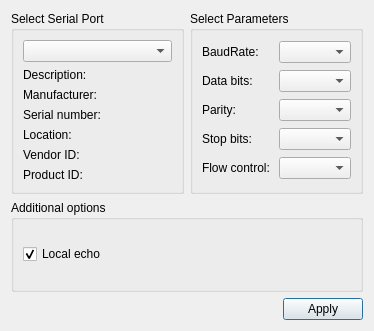
Above: settingsdialog.ui from RunoVj/Terminal before the change. Below: the same form after it.
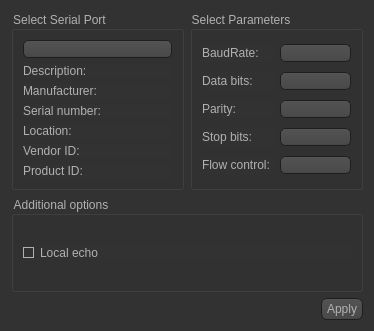
That is the form after the change. Icons and pictures are not drawn.

Patch:
```diff
--- a/settingsdialog.ui
+++ b/settingsdialog.ui
@@ -13,6 +13,473 @@
   <property name="windowTitle">
    <string>Settings</string>
   </property>
+  <property name="styleSheet">
+   <string notr="true">QToolTip
+{
+     border: 1px solid black;
+     background-color: #ffa02f;
+     padding: 1px;
+     border-radius: 3px;
+     opacity: 100;
+}
+
+QWidget
+{
+    color: #b1b1b1;
+    background-color: #323232;
+}
+
+QWidget:item:hover
+{
+    background-color: QLinearGradient( x1: 0, y1: 0, x2: 0, y2: 1, stop: 0 #ffa02f, stop: 1 #ca0619);
+    color: #000000;
+}
+
+QWidget:item:selected
+{
+    background-color: QLinearGradient( x1: 0, y1: 0, x2: 0, y2: 1, stop: 0 #ffa02f, stop: 1 #d7801a);
+}
+
+QMenuBar::item
+{
+    background: transparent;
+}
+
+QMenuBar::item:selected
+{
+    background: transparent;
+    border: 1px solid #ffaa00;
+}
+
+QMenuBar::item:pressed
+{
+    background: #444;
+    border: 1px solid #000;
+    background-color: QLinearGradient(
+        x1:0, y1:0,
+        x2:0, y2:1,
+        stop:1 #212121,
+        stop:0.4 #343434/*,
+        stop:0.2 #343434,
+        stop:0.1 #ffaa00*/
+    );
+    margin-bottom:-1px;
+    padding-bottom:1px;
+}
+
+QMenu
+{
+    border: 1px solid #000;
+}
+
+QMenu::item
+{
+    padding: 2px 20px 2px 20px;
+}
+
+QMenu::item:selected
+{
+    color: #000000;
+}
+
+QWidget:disabled
+{
+    color: #404040;
+    background-color: #323232;
+}
+
+QAbstractItemView
+{
+    background-color: QLinearGradient( x1: 0, y1: 0, x2: 0, y2: 1, stop: 0 #4d4d4d, stop: 0.1 #646464, stop: 1 #5d5d5d);
+}
+
+QWidget:focus
+{
+    /*border: 2px solid QLinearGradient( x1: 0, y1: 0, x2: 0, y2: 1, stop: 0 #ffa02f, stop: 1 #d7801a);*/
+}
+
+QLineEdit
+{
+    background-color: QLinearGradient( x1: 0, y1: 0, x2: 0, y2: 1, stop: 0 #4d4d4d, stop: 0 #646464, stop: 1 #5d5d5d);
+    padding: 1px;
+    border-style: solid;
+    border: 1px solid #1e1e1e;
+    border-radius: 5;
+}
+
+QPushButton
+{
+    color: #b1b1b1;
+    background-color: QLinearGradient( x1: 0, y1: 0, x2: 0, y2: 1, stop: 0 #565656, stop: 0.1 #525252, stop: 0.5 #4e4e4e, stop: 0.9 #4a4a4a, stop: 1 #464646);
+    border-width: 1px;
+    border-color: #1e1e1e;
+    border-style: solid;
+    border-radius: 6;
+    padding: 3px;
+    font-size: 12px;
+    padding-left: 5px;
+    padding-right: 5px;
+}
+
+QPushButton:pressed
+{
+    background-color: QLinearGradient( x1: 0, y1: 0, x2: 0, y2: 1, stop: 0 #2d2d2d, stop: 0.1 #2b2b2b, stop: 0.5 #292929, stop: 0.9 #282828, stop: 1 #252525);
+}
+
+QComboBox
+{
+    selection-background-color: #ffaa00;
+    background-color: QLinearGradient( x1: 0, y1: 0, x2: 0, y2: 1, stop: 0 #565656, stop: 0.1 #525252, stop: 0.5 #4e4e4e, stop: 0.9 #4a4a4a, stop: 1 #464646);
+    border-style: solid;
+    border: 1px solid #1e1e1e;
+    border-radius: 5;
+}
+
+QComboBox:hover,QPushButton:hover
+{
+    border: 2px solid QLinearGradient( x1: 0, y1: 0, x2: 0, y2: 1, stop: 0 #ffa02f, stop: 1 #d7801a);
+}
+
+
+QComboBox:on
+{
+    padding-top: 3px;
+    padding-left: 4px;
+    background-color: QLinearGradient( x1: 0, y1: 0, x2: 0, y2: 1, stop: 0 #2d2d2d, stop: 0.1 #2b2b2b, stop: 0.5 #292929, stop: 0.9 #282828, stop: 1 #252525);
+    selection-background-color: #ffaa00;
+}
+
+QComboBox QAbstractItemView
+{
+    border: 2px solid darkgray;
+    selection-background-color: QLinearGradient( x1: 0, y1: 0, x2: 0, y2: 1, stop: 0 #ffa02f, stop: 1 #d7801a);
+}
+
+QComboBox::drop-down
+{
+     subcontrol-origin: padding;
+     subcontrol-position: top right;
+     width: 15px;
+
+     border-left-width: 0px;
+     border-left-color: darkgray;
+     border-left-style: solid; /* just a single line */
+     border-top-right-radius: 3px; /* same radius as the QComboBox */
+     border-bottom-right-radius: 3px;
+ }
+
+QComboBox::down-arrow
+{
+     image: url(:/down_arrow.png);
+}
+
+QGroupBox:focus
+{
+border: 2px solid QLinearGradient( x1: 0, y1: 0, x2: 0, y2: 1, stop: 0 #ffa02f, stop: 1 #d7801a);
+}
+
+QTextEdit:focus
+{
+    border: 2px solid QLinearGradient( x1: 0, y1: 0, x2: 0, y2: 1, stop: 0 #ffa02f, stop: 1 #d7801a);
+}
+
+QScrollBar:horizontal {
+     border: 1px solid #222222;
+     background: QLinearGradient( x1: 0, y1: 0, x2: 0, y2: 1, stop: 0.0 #121212, stop: 0.2 #282828, stop: 1 #484848);
+     height: 7px;
+     margin: 0px 16px 0 16px;
+}
+
+QScrollBar::handle:horizontal
+{
+      background: QLinearGradient( x1: 0, y1: 0, x2: 1, y2: 0, stop: 0 #ffa02f, stop: 0.5 #d7801a, stop: 1 #ffa02f);
+      min-height: 20px;
+      border-radius: 2px;
+}
+
+QScrollBar::add-line:horizontal {
+      border: 1px solid #1b1b19;
+      border-radius: 2px;
+      background: QLinearGradient( x1: 0, y1: 0, x2: 1, y2: 0, stop: 0 #ffa02f, stop: 1 #d7801a);
+      width: 14px;
+      subcontrol-position: right;
+      subcontrol-origin: margin;
+}
+
+QScrollBar::sub-line:horizontal {
+      border: 1px solid #1b1b19;
+      border-radius: 2px;
+      background: QLinearGradient( x1: 0, y1: 0, x2: 1, y2: 0, stop: 0 #ffa02f, stop: 1 #d7801a);
+      width: 14px;
+     subcontrol-position: left;
+     subcontrol-origin: margin;
+}
+
+QScrollBar::right-arrow:horizontal, QScrollBar::left-arrow:horizontal
+{
+      border: 1px solid black;
+      width: 1px;
+      height: 1px;
+      background: white;
+}
+
+QScrollBar::add-page:horizontal, QScrollBar::sub-page:horizontal
+{
+      background: none;
+}
+
+QScrollBar:vertical
+{
+      background: QLinearGradient( x1: 0, y1: 0, x2: 1, y2: 0, stop: 0.0 #121212, stop: 0.2 #282828, stop: 1 #484848);
+      width: 7px;
+      margin: 16px 0 16px 0;
+      border: 1px solid #222222;
+}
+
+QScrollBar::handle:vertical
+{
+      background: QLinearGradient( x1: 0, y1: 0, x2: 0, y2: 1, stop: 0 #ffa02f, stop: 0.5 #d7801a, stop: 1 #ffa02f);
+      min-height: 20px;
+      border-radius: 2px;
+}
+
+QScrollBar::add-line:vertical
+{
+      border: 1px solid #1b1b19;
+      border-radius: 2px;
+      background: QLinearGradient( x1: 0, y1: 0, x2: 0, y2: 1, stop: 0 #ffa02f, stop: 1 #d7801a);
+      height: 14px;
+      subcontrol-position: bottom;
+      subcontrol-origin: margin;
+}
+
+QScrollBar::sub-line:vertical
+{
+      border: 1px solid #1b1b19;
+      border-radius: 2px;
+      background: QLinearGradient( x1: 0, y1: 0, x2: 0, y2: 1, stop: 0 #d7801a, stop: 1 #ffa02f);
+      height: 14px;
+      subcontrol-position: top;
+      subcontrol-origin: margin;
+}
+
+QScrollBar::up-arrow:vertical, QScrollBar::down-arrow:vertical
+{
+      border: 1px solid black;
+      width: 1px;
+      height: 1px;
+      background: white;
+}
+
+
+QScrollBar::add-page:vertical, QScrollBar::sub-page:vertical
+{
+      background: none;
+}
+
+QTextEdit
+{
+    background-color: #242424;
+}
+
+QPlainTextEdit
+{
+    background-color: #242424;
+}
+
+QHeaderView::section
+{
+    background-color: QLinearGradient(x1:0, y1:0, x2:0, y2:1, stop:0 #616161, stop: 0.5 #505050, stop: 0.6 #434343, stop:1 #656565);
+    color: white;
+    padding-left: 4px;
+    border: 1px solid #6c6c6c;
+}
+
+QCheckBox:disabled
+{
+color: #414141;
+}
+
+QDockWidget::title
+{
+    text-align: center;
+    spacing: 3px; /* spacing between items in the tool bar */
+    background-color: QLinearGradient(x1:0, y1:0, x2:0, y2:1, stop:0 #323232, stop: 0.5 #242424, stop:1 #323232);
+}
+
+QDockWidget::close-button, QDockWidget::float-button
+{
+    text-align: center;
+    spacing: 1px; /* spacing between items in the tool bar */
+    background-color: QLinearGradient(x1:0, y1:0, x2:0, y2:1, stop:0 #323232, stop: 0.5 #242424, stop:1 #323232);
+}
+
+QDockWidget::close-button:hover, QDockWidget::float-button:hover
+{
+    background: #242424;
+}
+
+QDockWidget::close-button:pressed, QDockWidget::float-button:pressed
+{
+    padding: 1px -1px -1px 1px;
+}
+
+QMainWindow::separator
+{
+    background-color: QLinearGradient(x1:0, y1:0, x2:0, y2:1, stop:0 #161616, stop: 0.5 #151515, stop: 0.6 #212121, stop:1 #343434);
+    color: white;
+    padding-left: 4px;
+    border: 1px solid #4c4c4c;
+    spacing: 3px; /* spacing between items in the tool bar */
+}
+
+QMainWindow::separator:hover
+{
+
+    background-color: QLinearGradient(x1:0, y1:0, x2:0, y2:1, stop:0 #d7801a, stop:0.5 #b56c17 stop:1 #ffa02f);
+    color: white;
+    padding-left: 4px;
+    border: 1px solid #6c6c6c;
+    spacing: 3px; /* spacing between items in the tool bar */
+}
+
+QToolBar::handle
+{
+     spacing: 3px; /* spacing between items in the tool bar */
+     background: url(:/images/handle.png);
+}
+
+QMenu::separator
+{
+    height: 2px;
+    background-color: QLinearGradient(x1:0, y1:0, x2:0, y2:1, stop:0 #161616, stop: 0.5 #151515, stop: 0.6 #212121, stop:1 #343434);
+    color: white;
+    padding-left: 4px;
+    margin-left: 10px;
+    margin-right: 5px;
+}
+
+QProgressBar
+{
+    border: 2px solid grey;
+    border-radius: 5px;
+    text-align: center;
+}
+
+QProgressBar::chunk
+{
+    background-color: #d7801a;
+    width: 2.15px;
+    margin: 0.5px;
+}
+
+QTabBar::tab {
+    color: #b1b1b1;
+    border: 1px solid #444;
+    border-bottom-style: none;
+    background-color: #323232;
+    padding-left: 10px;
+    padding-right: 10px;
+    padding-top: 3px;
+    padding-bottom: 2px;
+    margin-right: -1px;
+}
+
+QTabWidget::pane {
+    border: 1px solid #444;
+    top: 1px;
+}
+
+QTabBar::tab:last
+{
+    margin-right: 0; /* the last selected tab has nothing to overlap with on the right */
+    border-top-right-radius: 3px;
+}
+
+QTabBar::tab:first:!selected
+{
+ margin-left: 0px; /* the last selected tab has nothing to overlap with on the right */
+
+
+    border-top-left-radius: 3px;
+}
+
+QTabBar::tab:!selected
+{
+    color: #b1b1b1;
+    border-bottom-style: solid;
+    margin-top: 3px;
+    background-color: QLinearGradient(x1:0, y1:0, x2:0, y2:1, stop:1 #212121, stop:.4 #343434);
+}
+
+QTabBar::tab:selected
+{
+    border-top-left-radius: 3px;
+    border-top-right-radius: 3px;
+    margin-bottom: 0px;
+}
+
+QTabBar::tab:!selected:hover
+{
+    /*border-top: 2px solid #ffaa00;
+    padding-bottom: 3px;*/
+    border-top-left-radius: 3px;
+    border-top-right-radius: 3px;
+    background-color: QLinearGradient(x1:0, y1:0, x2:0, y2:1, stop:1 #212121, stop:0.4 #343434, stop:0.2 #343434, stop:0.1 #ffaa00);
+}
+
+QRadioButton::indicator:checked, QRadioButton::indicator:unchecked{
+    color: #b1b1b1;
+    background-color: #323232;
+    border: 1px solid #b1b1b1;
+    border-radius: 6px;
+}
+
+QRadioButton::indicator:checked
+{
+    background-color: qradialgradient(
+        cx: 0.5, cy: 0.5,
+        fx: 0.5, fy: 0.5,
+        radius: 1.0,
+        stop: 0.25 #ffaa00,
+        stop: 0.3 #323232
+    );
+}
+
+QCheckBox::indicator{
+    color: #b1b1b1;
+    background-color: #323232;
+    border: 1px solid #b1b1b1;
+    width: 9px;
+    height: 9px;
+}
+
+QRadioButton::indicator
+{
+    border-radius: 6px;
+}
+
+QRadioButton::indicator:hover, QCheckBox::indicator:hover
+{
+    border: 1px solid #ffaa00;
+}
+
+QCheckBox::indicator:checked
+{
+    background-color: qradialgradient(
+        cx: 0.5, cy: 0.5,
+        fx: 0.5, fy: 0.5,
+        radius: 1.0,
+        stop: 0.25 #ffaa00,
+        stop: 0.3 #323232
+    );
+}
+
+QCheckBox::indicator:disabled, QRadioButton::indicator:disabled
+{
+    border: 1px solid #444;
+}</string>
+  </property>
   <layout class="QGridLayout" name="gridLayout_3">
    <item row="0" column="1">
     <widget class="QGroupBox" name="parametersBox">
```
